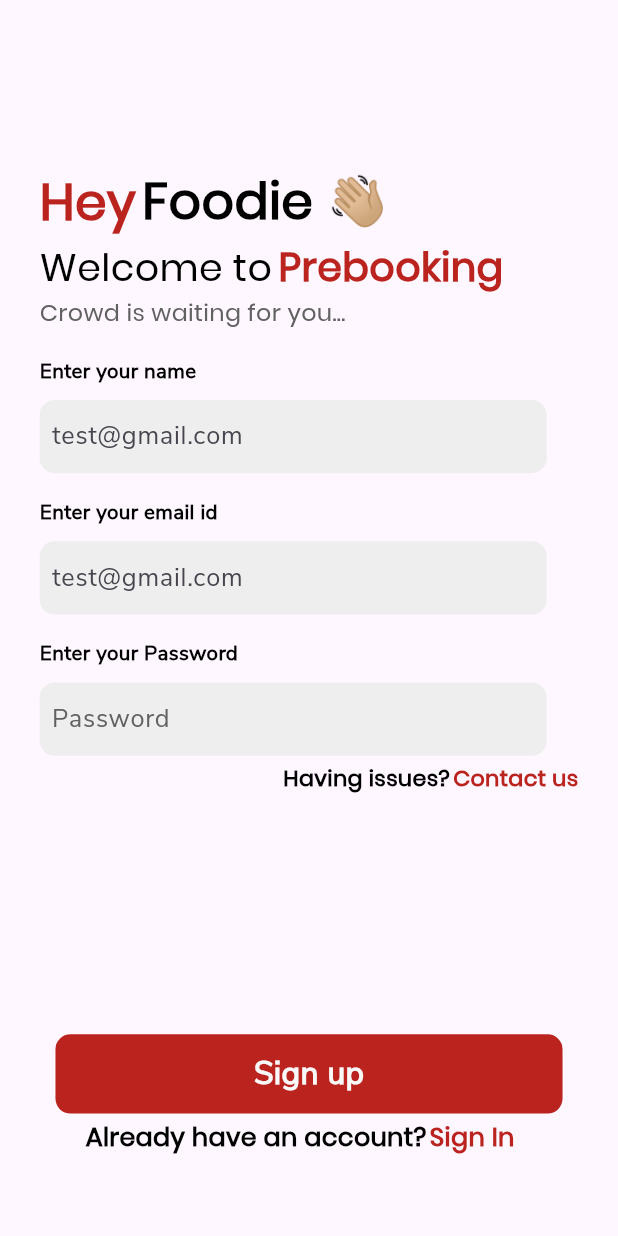
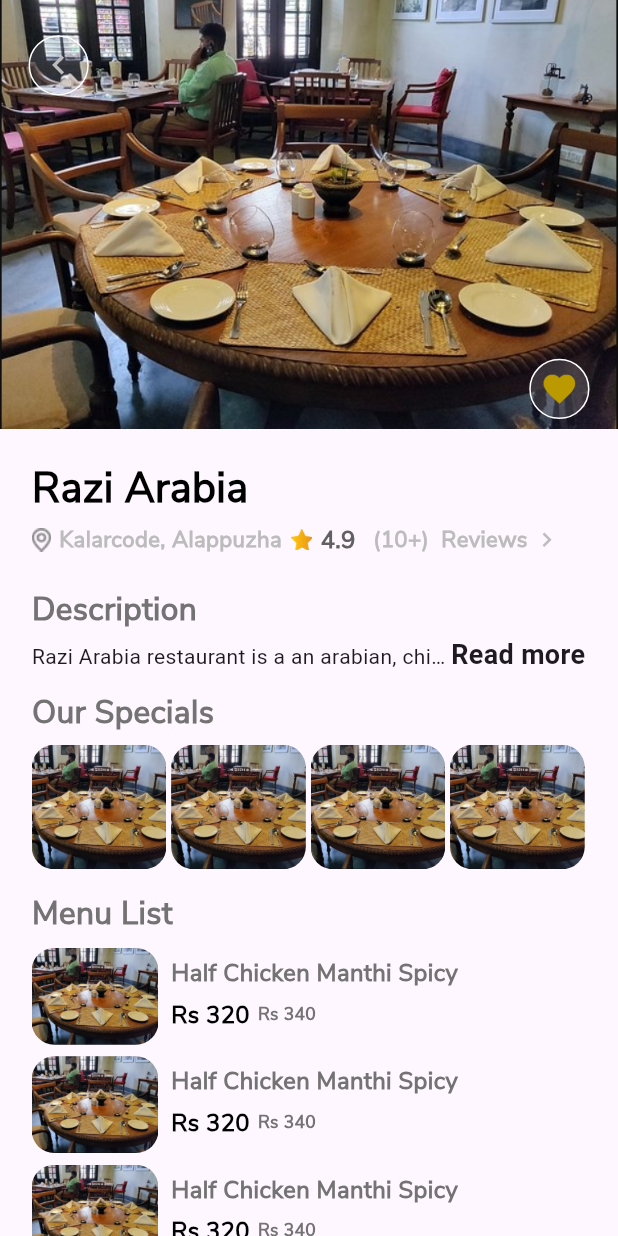
Before and after one commit to Prebooking/endUser_app, a Flutter app: the screen it shows after launch, on a phone screen of 412 x 824 dp. Run offline on Flutter 3.47's test engine with Material 3 defaults, Android fonts, the phone set to English and light mode, and no system bars; drawn by our look-alikes of readmore; our stand-ins replace convex_bottom_bar, flutter_carousel_widget, flutter_screenutil, get.

Commit message:
overview correction

```diff
--- a/lib/main.dart
+++ b/lib/main.dart
@@ -4,6 +4,7 @@
 import 'package:get/route_manager.dart';
 import 'package:pre_booking/screen/AuthenticationScreen/SignUpScreenMain.dart';
 import 'package:pre_booking/screen/DashboardScreen/DashboardScreenMain.dart';
+import 'package:pre_booking/screen/HotelOverViewScreen/views/Overview.dart';
 
 void main() {
   runApp(PrebookingApp());
@@ -17,7 +18,7 @@
     return ScreenUtilInit(
       designSize: const Size(390, 844),
       builder: (context, child) => GetMaterialApp(
-        home: SignUpScreenMain(),
+        home: OvervieScreen(),
       ),
     );
   }
--- /dev/null
+++ b/lib/screen/HotelOverViewScreen/views/Overview.dart
@@ -0,0 +1,19 @@
+import 'package:flutter/material.dart';
+//import 'package:pre_booking/screen/HotelOverViewScreen/OverviewView.dart';
+import 'package:pre_booking/screen/HotelOverViewScreen/views/OverviewViewScreen.dart';
+
+class OvervieScreen extends StatefulWidget {
+  const OvervieScreen({super.key});
+
+  @override
+  State<OvervieScreen> createState() => _OvervieScreenState();
+}
+
+class _OvervieScreenState extends State<OvervieScreen> {
+  @override
+  Widget build(BuildContext context) {
+    return Scaffold(
+      body:OverviewViewSreen()
+    );
+  }
+}
--- /dev/null
+++ b/lib/screen/HotelOverViewScreen/views/OverviewSpecial.dart
@@ -0,0 +1,80 @@
+import 'package:flutter/material.dart';
+import 'package:flutter_carousel_widget/flutter_carousel_widget.dart';
+import 'package:flutter_screenutil/flutter_screenutil.dart';
+import 'package:pre_booking/utils/textLabel.dart';
+
+class OverViewBannerScreen
+ extends StatelessWidget {
+  const OverViewBannerScreen
+  ({super.key});
+
+  @override
+  Widget build(BuildContext context) {
+    return Padding(
+      padding: EdgeInsets.only(right: 3.w),
+      child: SizedBox(
+
+        width: 85.w,
+        height: 85.h,
+      //  decoration: BoxDecoration(borderRadius: BorderRadius.circular(25),color: Colors.black),
+
+        child: ClipRRect(
+          borderRadius: BorderRadius.circular(15),
+          child:Image.asset("assets/hotel.png",fit: BoxFit.cover,) ,
+           ),
+      ),
+    );
+
+  }
+}
+class OverViewItemScreen extends StatelessWidget {
+  const OverViewItemScreen({super.key});
+
+  @override
+  Widget build(BuildContext context) {
+    return Padding(
+      padding: EdgeInsets.only(bottom: 8.h),
+      child: Container(
+                            width: 335.w,
+                            height: 66.h,
+                            child: Row(
+                              children: [
+                                SizedBox(
+                                  width:80.w ,
+                                  height: 85.w,
+                                  child: ClipRRect(
+            borderRadius: BorderRadius.circular(15),
+            child:Image.asset("assets/hotel.png",fit: BoxFit.cover,) ,
+             ),
+                                ),
+                                SizedBox(width: 8.w,),
+                                Column(
+                                  crossAxisAlignment: CrossAxisAlignment.start,
+                                  children: [
+                                    SizedBox(height: 5.h,),
+                                     TextLable.appText("Half Chicken Manthi Spicy",
+                           fontWeight: FontWeight.w600,
+                           size: 15.sp,
+                           color: Color(0xff747373)),
+                          SizedBox(height: 5.h,),
+                          Row(children: [
+                            TextLable.appText("Rs 320",
+                           fontWeight: FontWeight.w600,
+                           size: 15.sp,
+                           color: Colors.black),
+                           SizedBox(width: 5.w,),
+                           TextLable.appText("Rs 340",
+                           fontWeight: FontWeight.w600,
+
+                           size: 11.sp,
+                           color: Color(0xff747373)),
+                          ],),
+
+                                  ],
+                                )
+                              ],
+                            ),
+                          ),
+    ) ;
+  }
+}
--- /dev/null
+++ b/lib/screen/HotelOverViewScreen/views/OverviewViewScreen.dart
@@ -0,0 +1,194 @@
+import 'package:flutter/material.dart';
+import 'package:flutter_screenutil/flutter_screenutil.dart';
+import 'package:pre_booking/screen/HotelOverViewScreen/views/OverviewSpecial.dart';
+import 'package:pre_booking/utils/appColors.dart';
+import 'package:pre_booking/utils/appIcons.dart';
+import 'package:pre_booking/utils/textLabel.dart';
+import 'package:readmore/readmore.dart';
+
+class OverviewViewSreen extends StatefulWidget {
+  const OverviewViewSreen({super.key});
+
+  @override
+  State<OverviewViewSreen> createState() => _OverviewViewSreenState();
+}
+
+class _OverviewViewSreenState extends State<OverviewViewSreen> {
+  @override
+  Widget build(BuildContext context) {
+    return SingleChildScrollView(
+      child: Column(
+        crossAxisAlignment: CrossAxisAlignment.start,
+        children: [
+          Stack(
+            children: [
+             SizedBox(
+             height: 293.h,
+             width:  MediaQuery.of(context).size.width,
+             child: ClipRRect(
+             // borderRadius: BorderRadius.circular(25),
+               child: Image.asset("assets/hotel.png",fit: BoxFit.cover,),
+               //Image.network(
+               //   "https://img.restaurantguru.com/r8eb-Razi-Arabia-design.jpg",),
+
+
+             )),
+             Positioned(
+                  top: 245.h,
+                  right: 18.w,
+                  child: Container(
+                    width: 38.w,
+                    height: 38.w,
+                    alignment: Alignment.center,
+                    decoration: BoxDecoration(
+                        color: Color(0xffD9D9D9).withOpacity(.17),
+                        shape: BoxShape.circle,
+                        border: Border.all(color: Colors.white)),
+                    child: Image.asset(
+                      appIcons.favorite,
+                      width: 24.w,
+                    ),
+                  )),
+                  Positioned(
+                  top: 24.h,
+                  left: 18.w,
+                  child: Container(
+                    width: 38.w,
+                    height: 38.w,
+                    alignment: Alignment.center,
+                    decoration: BoxDecoration(
+                        color: Color(0xffD9D9D9).withOpacity(.17),
+                        shape: BoxShape.circle,
+                        border: Border.all(color: Colors.white)),
+                    child:   Icon(Icons.chevron_left,color: Color(0xffBCBCBC),size: 24.w,
+
+                    ),
+                  ))
+        ]),
+           SizedBox(height: 20.h,),
+          Padding(
+            padding: EdgeInsets.only(left: 20.w,right: 20),
+            child: Column(
+              crossAxisAlignment: CrossAxisAlignment.start,
+              children: [
+                TextLable.appText("Razi Arabia",
+                         fontWeight: FontWeight.w700,
+                         size: 26.sp,
+                         color: Colors.black),
+                          SizedBox(height: 4.h,),
+                  Row(
+                    children: [
+                     Image.asset("assets/icons/loc.png",width: 13,),
+                     SizedBox(width: 5.w,),
+                      TextLable.appText("Kalarcode, Alappuzha",
+                         fontWeight: FontWeight.w600,
+                         size: 14.sp,
+                         color: Color(0xffBCBCBC)),
+                         SizedBox(width: 6.w,),
+                         Image.asset("assets/icons/ratingStar.png",width: 14,),
+                   SizedBox(width: 1.w,), TextLable.appText(" 4.9 ",
+                            size: 15.sp,
+                            fontWeight: FontWeight.w700,
+                            color: appColors.appTextGrey),
+                             SizedBox(width: 7.w,),
+                             TextLable.appText("(10+)  Reviews",
+                         fontWeight: FontWeight.w600,
+                         size: 14.sp,
+                         color: Color(0xffBCBCBC)),
+                         SizedBox(width: 3.w,),
+                         Icon(Icons.chevron_right,color: Color(0xffBCBCBC),size: 19,)
+                    ],
+                  )  ,
+                  SizedBox(height: 20.h,),
+                  TextLable.appText("Description",
+                         fontWeight: FontWeight.w700,
+                         size: 20.sp,
+                         color: Color(0xff747373)),
+                         SizedBox(height: 3.h,),
+                         ReadMoreText(
+                           "Razi Arabia restaurant is a an arabian, chines restaurant with application.... ",
+                          trimMode: TrimMode.Line,
+                                 trimLines: 1,
+                       colorClickableText: appColors.appPrimary,
+                       trimCollapsedText: 'Read more',
+                        trimExpandedText: 'Read less',
+                       moreStyle: TextStyle(fontSize: 17.sp, fontWeight: FontWeight.w600),
+                          //  fontWeight: FontWeight.w600,
+                          //  size: 17.sp,
+                          //  color: Color(0xff747373)),
+                         ),
+
+                             SizedBox(height: 10.h,),
+
+                         TextLable.appText("Our Specials",
+                         fontWeight: FontWeight.w700,
+                         size: 20.sp,
+                         color: Color(0xff747373)),
+                        SizedBox(height: 7.h,),
+                         Container(
+
+
+              //  height: 90.h,
+                child: SingleChildScrollView(
+                  scrollDirection: Axis.horizontal,
+                  child: Row(
+                    children: [
+
+                      OverViewBannerScreen(),
+                      OverViewBannerScreen(),
+                      OverViewBannerScreen(),
+                       OverViewBannerScreen(),
+                    ],
+                  ),
+                ),
+              ),
+                SizedBox(height: 15.h,),
+
+                         TextLable.appText("Menu List",
+                         fontWeight: FontWeight.w700,
+                         size: 20.sp,
+                         color: Color(0xff747373)),
+                        SizedBox(height: 8.h,),
+
+                        Container(
+
+
+                          child: SingleChildScrollView(
+                            scrollDirection: Axis.vertical,
+
+                            child: Column(
+                              children: [
+                                OverViewItemScreen(),
+                                 OverViewItemScreen(),
+                                  OverViewItemScreen(),
+                                   OverViewItemScreen(),
+                              ],
+                            ))) ,
+                        SizedBox(height: 10.h,),
+                        Align(
+                          alignment: Alignment.center,
+                          child: ClipRect(
+                            child: Container(
+                                          width: 320.w,
+                                          height: 50.w,
+                                          alignment: Alignment.center,
+                                          decoration: BoxDecoration(
+                                              color: appColors.appPrimary,
+                                              borderRadius: BorderRadius.circular(10)),
+                                          child: TextLable.appText("Reserve Now",
+                                              size: 20.sp,
+                                              fontWeight: FontWeight.w700,
+                                              color: appColors.screenBg),
+                                        ),
+                          ),
+                        ),
+
+
+              ],
+            ),
+          )
+        ],
+      ),
+    );
+  }
+}
--- a/pubspec.yaml
+++ b/pubspec.yaml
@@ -14,6 +14,7 @@
   flutter_screenutil: ^5.9.3
   get: ^4.6.6
   supabase: ^2.1.3
+  readmore: ^3.0.0
 
 dev_dependencies:
   flutter_test:
```
Also changed, not shown: assets/icons/loc.png (added), pubspec.lock.
